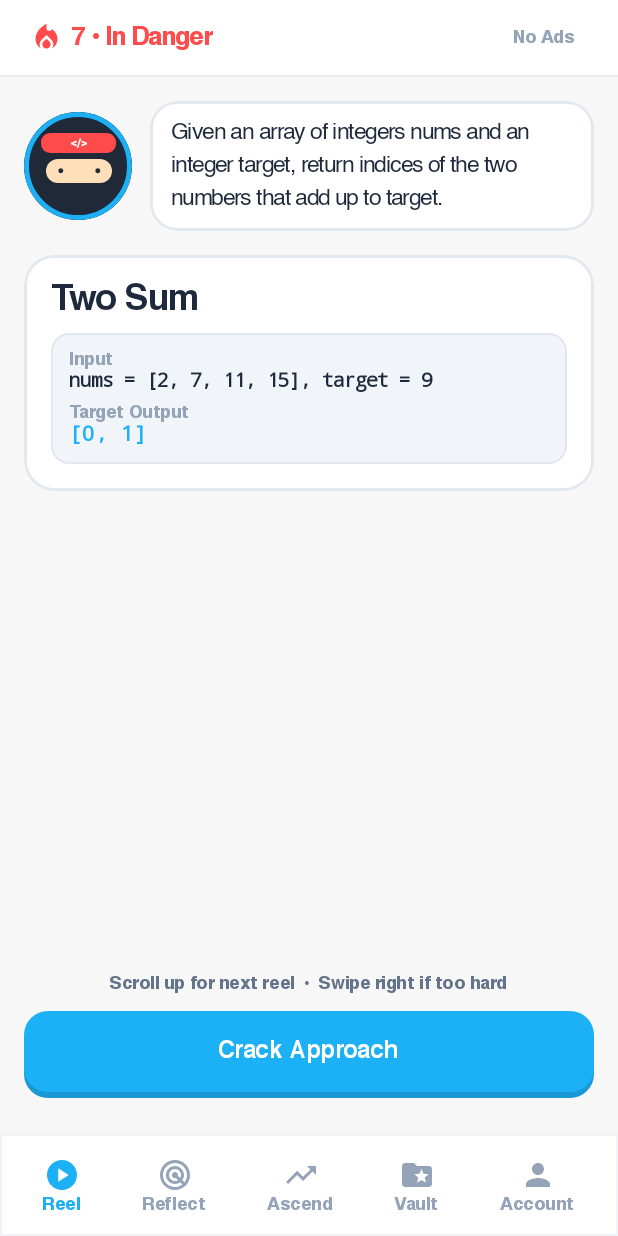
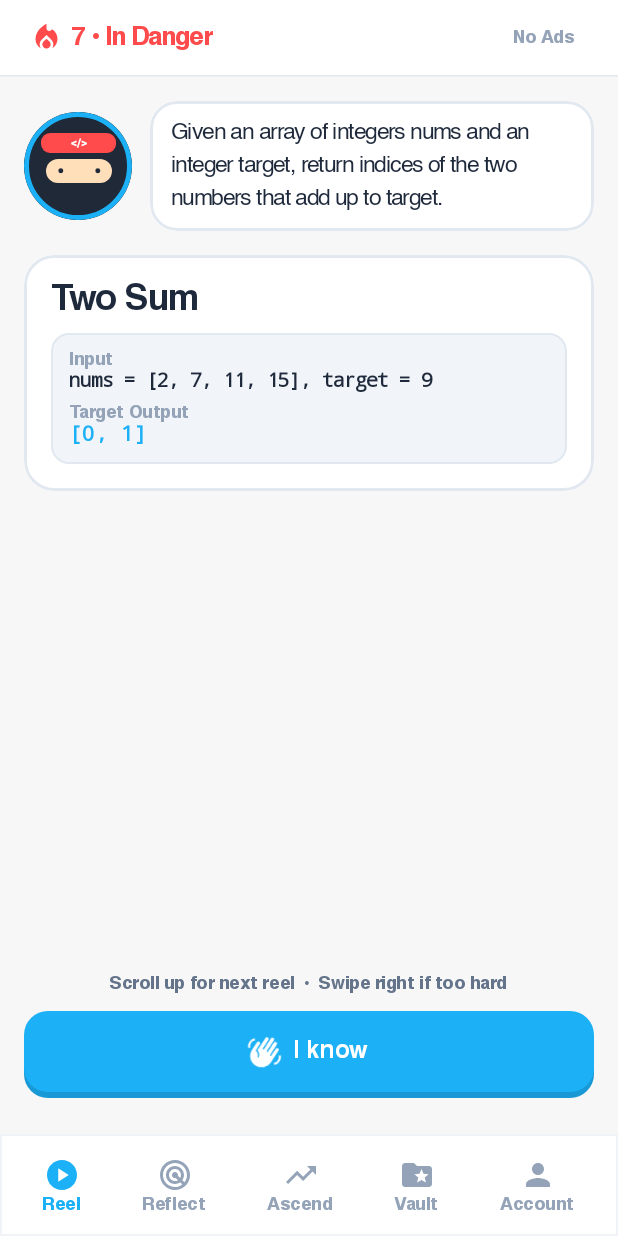
Before and after one commit to krazykarthik2/leetlingo, an Android app built with Jetpack Compose: the composable LeetLingoMainScreen shown on its own in the app's theme, on a phone screen of 412 x 824 dp. Run offline under Robolectric (Android 15) with nearby library versions, the phone set to English and light mode, and no system bars.

Commit message:
feat: timed reel reveal, linger nudge, waving-hand 'I know' CTA, pure black status bar, and persistent onboarding/login

```diff
--- a/app/src/main/java/com/leetlingo/app/MainActivity.kt
+++ b/app/src/main/java/com/leetlingo/app/MainActivity.kt
@@ -1,23 +1,34 @@
 package com.leetlingo.app
 
+import android.content.Context
+import android.graphics.Color
 import android.os.Bundle
 import androidx.activity.ComponentActivity
+import androidx.activity.SystemBarStyle
 import androidx.activity.compose.setContent
 import androidx.activity.enableEdgeToEdge
 import androidx.compose.runtime.*
+import com.google.firebase.auth.FirebaseAuth
 import com.leetlingo.app.ui.screens.LeetLingoMainScreen
 import com.leetlingo.app.ui.screens.OnboardingScreen
 
 class MainActivity : ComponentActivity() {
     override fun onCreate(savedInstanceState: Bundle?) {
         super.onCreate(savedInstanceState)
-        enableEdgeToEdge()
+        enableEdgeToEdge(
+            statusBarStyle = SystemBarStyle.dark(Color.BLACK)
+        )
+        val prefs = getSharedPreferences("leetlingo_prefs", Context.MODE_PRIVATE)
+        val alreadyOnboarded = prefs.getBoolean("has_completed_onboarding", false) ||
+            FirebaseAuth.getInstance().currentUser != null
+
         setContent {
-            var hasCompletedOnboarding by remember { mutableStateOf(false) }
+            var hasCompletedOnboarding by remember { mutableStateOf(alreadyOnboarded) }
 
             if (!hasCompletedOnboarding) {
                 OnboardingScreen(
                     onComplete = { _, _, _, _ ->
+                        prefs.edit().putBoolean("has_completed_onboarding", true).apply()
                         hasCompletedOnboarding = true
                     }
                 )
--- a/app/src/main/java/com/leetlingo/app/ui/screens/ReelFeedScreen.kt
+++ b/app/src/main/java/com/leetlingo/app/ui/screens/ReelFeedScreen.kt
@@ -1,8 +1,7 @@
 package com.leetlingo.app.ui.screens
 
 import androidx.compose.animation.*
-import androidx.compose.animation.core.animateFloatAsState
-import androidx.compose.animation.core.tween
+import androidx.compose.animation.core.*
 import androidx.compose.foundation.background
 import androidx.compose.foundation.border
 import androidx.compose.foundation.clickable
@@ -15,6 +14,7 @@ import androidx.compose.material.icons.Icons
 import androidx.compose.material.icons.filled.Close
 import androidx.compose.material.icons.filled.LocalFireDepartment
 import androidx.compose.material.icons.filled.Warning
+import androidx.compose.material.icons.filled.WavingHand
 import androidx.compose.material.icons.filled.WorkspacePremium
 import androidx.compose.material.icons.filled.Campaign
 import androidx.compose.material3.*
@@ -23,12 +23,14 @@ import androidx.compose.ui.Alignment
 import androidx.compose.ui.Modifier
 import androidx.compose.ui.draw.clip
 import androidx.compose.ui.graphics.Color
+import androidx.compose.ui.graphics.graphicsLayer
 import androidx.compose.ui.input.pointer.pointerInput
 import androidx.compose.ui.text.font.FontFamily
 import androidx.compose.ui.text.font.FontWeight
 import androidx.compose.ui.unit.dp
 import androidx.compose.ui.unit.sp
 import androidx.compose.ui.window.Dialog
+import kotlinx.coroutines.delay
 import kotlinx.coroutines.launch
 import com.leetlingo.app.data.model.ReelProblem
 import com.leetlingo.app.ui.components.Duo3DButton
@@ -491,6 +493,42 @@ fun ReelItemFluid(
     // Threshold in pixels to complete the "I don't know yet" bail
     val swipeThreshold = 300f
 
+    // Timed progressive reveal stages (1: Ninja, 2: Statement, 3: Title+I/O, 4: Hint+CTA)
+    var revealStage by remember(problem.id) { mutableIntStateOf(0) }
+    var isLingering by remember(problem.id) { mutableStateOf(false) }
+
+    LaunchedEffect(problem.id) {
+        revealStage = 1 // Ninja mascot
+        delay(350)
+        revealStage = 2 // Statement text
+        delay(450)
+        revealStage = 3 // Problem title & Input/Output
+        delay(450)
+        revealStage = 4 // Constraints/hint & "I know" CTA
+        delay(6000)
+        isLingering = true // Gentle up/down nudge if lingering
+    }
+
+    val infiniteTransition = rememberInfiniteTransition(label = "ReelAnimations")
+    val waveAngle by infiniteTransition.animateFloat(
+        initialValue = -14f,
+        targetValue = 14f,
+        animationSpec = infiniteRepeatable(
+            animation = tween(420, easing = FastOutSlowInEasing),
+            repeatMode = RepeatMode.Reverse
+        ),
+        label = "WavingHand"
+    )
+    val lingerOffsetY by infiniteTransition.animateFloat(
+        initialValue = 0f,
+        targetValue = if (isLingering) -14f else 0f,
+        animationSpec = infiniteRepeatable(
+            animation = tween(750, easing = FastOutSlowInEasing),
+            repeatMode = RepeatMode.Reverse
+        ),
+        label = "LingerBob"
+    )
+
     // Calculate normalized progress (0.0f to 1.0f)
     val targetProgress = (dragAccumulated / swipeThreshold).coerceIn(0f, 1f)
     val animatedProgress by animateFloatAsState(
@@ -527,23 +565,33 @@ fun ReelItemFluid(
                 )
             }
     ) {
-        // Base Content (Card stays stationary, DOES NOT MOVE)
+        // Base Content (Card stays stationary horizontally, gently bobs if lingering)
         Column(
             modifier = Modifier
                 .fillMaxSize()
+                .graphicsLayer { translationY = if (isLingering) lingerOffsetY else 0f }
                 .padding(16.dp),
             verticalArrangement = Arrangement.SpaceBetween
         ) {
             Column {
-                // Ninja Mascot Speech (No topic/technique spoiler)
+                // Stage 1 & 2: Ninja Mascot + Statement Reveal
+                AnimatedVisibility(
+                    visible = revealStage >= 1,
+                    enter = fadeIn(tween(260)) + slideInVertically(tween(260)) { 18 }
+                ) {
                     DuoNinjaMascot(
                         mood = "FOCUS",
-                    dialogText = problem.statement
+                        dialogText = if (revealStage >= 2) problem.statement else "..."
                     )
+                }
 
                 Spacer(modifier = Modifier.height(16.dp))
 
-                // Example Box
+                // Stage 3: Problem Title & Input/Output Box
+                AnimatedVisibility(
+                    visible = revealStage >= 3,
+                    enter = fadeIn(tween(300)) + slideInVertically(tween(300)) { 24 }
+                ) {
                     Box(
                         modifier = Modifier
                             .fillMaxWidth()
@@ -575,7 +623,13 @@ fun ReelItemFluid(
                         }
                     }
                 }
+            }
 
+            // Stage 4: Constraints/Hint & Animated Waving Hand "I know" 3D Button
+            AnimatedVisibility(
+                visible = revealStage >= 4,
+                enter = fadeIn(tween(300)) + slideInVertically(tween(300)) { 24 }
+            ) {
                 Column(
                     modifier = Modifier.fillMaxWidth().padding(bottom = 8.dp),
                     horizontalAlignment = Alignment.CenterHorizontally
@@ -587,13 +641,47 @@ fun ReelItemFluid(
                         modifier = Modifier.padding(bottom = 12.dp)
                     )
 
-                // Chunky 3D CTA (Reel -> Blue)
-                Duo3DButton(
-                    text = "Crack Approach",
-                    buttonColor = ReelBlue,
-                    shadowColor = ReelBlueDark,
-                    onClick = onCrackIt
+                    // Chunky 3D "I know" CTA with animated waving hand icon
+                    Box(
+                        modifier = Modifier
+                            .fillMaxWidth()
+                            .height(58.dp)
+                            .clickable { onCrackIt() }
+                    ) {
+                        Box(
+                            modifier = Modifier
+                                .fillMaxWidth()
+                                .height(54.dp)
+                                .offset(y = 4.dp)
+                                .clip(RoundedCornerShape(16.dp))
+                                .background(ReelBlueDark)
                         )
+                        Box(
+                            modifier = Modifier
+                                .fillMaxWidth()
+                                .height(54.dp)
+                                .clip(RoundedCornerShape(16.dp))
+                                .background(ReelBlue),
+                            contentAlignment = Alignment.Center
+                        ) {
+                            Row(
+                                verticalAlignment = Alignment.CenterVertically,
+                                horizontalArrangement = Arrangement.Center
+                            ) {
+                                Icon(
+                                    imageVector = Icons.Filled.WavingHand,
+                                    contentDescription = "I know",
+                                    tint = Color.White,
+                                    modifier = Modifier
+                                        .size(22.dp)
+                                        .graphicsLayer { rotationZ = waveAngle }
+                                )
+                                Spacer(modifier = Modifier.width(8.dp))
+                                Text("I know", color = Color.White, style = HelveticaButton)
+                            }
+                        }
+                    }
+                }
             }
         }
 
```
Lines whose indentation alone changed are shown as unchanged.
